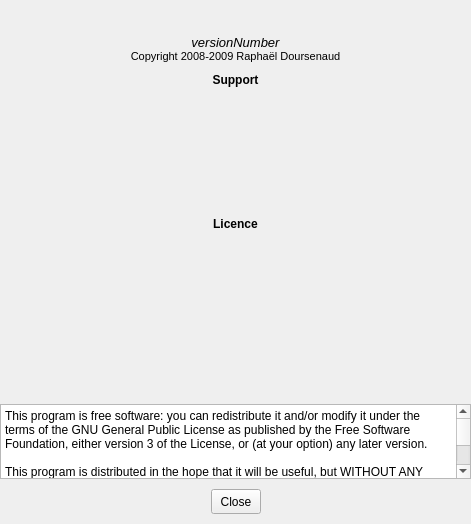
Above: src/about.ui from EMATech/qTCcalc before the change. Below: the same form after it.
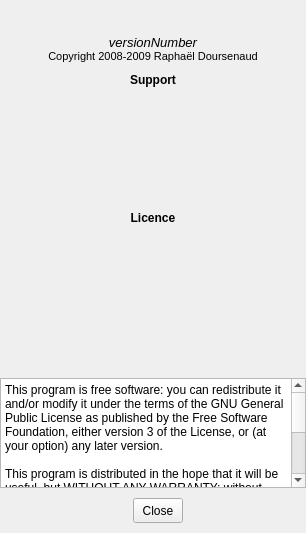
That is the form after the change. Icons and pictures are not drawn.

The edit to the form file:
```diff
--- a/src/about.ui
+++ b/src/about.ui
@@ -7,8 +7,8 @@
    <rect>
     <x>0</x>
     <y>0</y>
-    <width>471</width>
-    <height>524</height>
+    <width>306</width>
+    <height>533</height>
    </rect>
   </property>
   <property name="sizePolicy">
@@ -296,13 +296,13 @@
        <property name="minimumSize">
         <size>
          <width>0</width>
-         <height>75</height>
+         <height>110</height>
         </size>
        </property>
        <property name="maximumSize">
         <size>
          <width>16777215</width>
-         <height>75</height>
+         <height>110</height>
         </size>
        </property>
        <property name="horizontalScrollBarPolicy">
```
Left out of the diff: 11 changed lines with no effect on the pictures.
